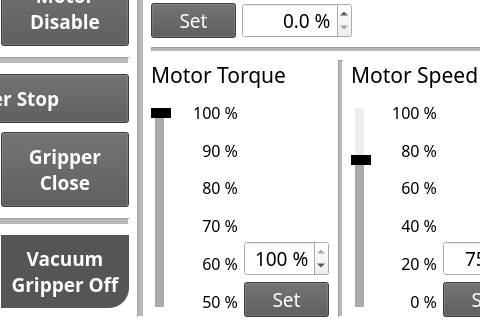
Before: the Qt Designer form kr_gcs_ui/ui/datc_control_form.ui in KorasRobotics/KR_GCS_user_interface_ROS2, drawn with Qt 5; both pictures show x 145 to 625 and y 103 to 439 of the 990 by 612 pixel window.
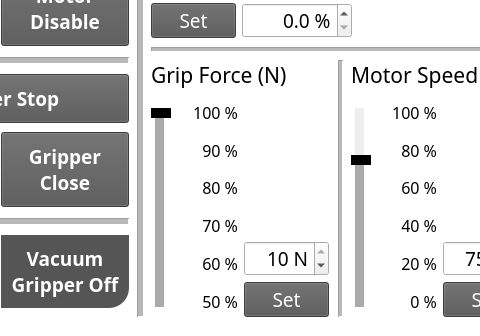
After: the same form once the commit is applied.

The edit to the form file:
```diff
--- a/kr_gcs_ui/ui/datc_control_form.ui
+++ b/kr_gcs_ui/ui/datc_control_form.ui
@@ -2748,19 +2748,22 @@
               <set>Qt::AlignRight|Qt::AlignTrailing|Qt::AlignVCenter</set>
              </property>
              <property name="suffix">
-              <string> %</string>
+              <string> N</string>
              </property>
              <property name="decimals">
               <number>0</number>
              </property>
              <property name="minimum">
-              <double>50.000000000000000</double>
-             </property>
-             <property name="singleStep">
               <double>5.000000000000000</double>
              </property>
+             <property name="maximum">
+              <double>10.000000000000000</double>
+             </property>
+             <property name="singleStep">
+              <double>1.000000000000000</double>
+             </property>
              <property name="value">
-              <double>100.000000000000000</double>
+              <double>10.000000000000000</double>
              </property>
             </widget>
            </item>
@@ -2775,7 +2778,7 @@
               </font>
              </property>
              <property name="text">
-              <string>Motor Torque</string>
+              <string>Grip Force (N)</string>
              </property>
              <property name="alignment">
               <set>Qt::AlignLeading|Qt::AlignLeft|Qt::AlignVCenter</set>
```
Left out of the diff: 6 changed lines with no effect on the pictures.
